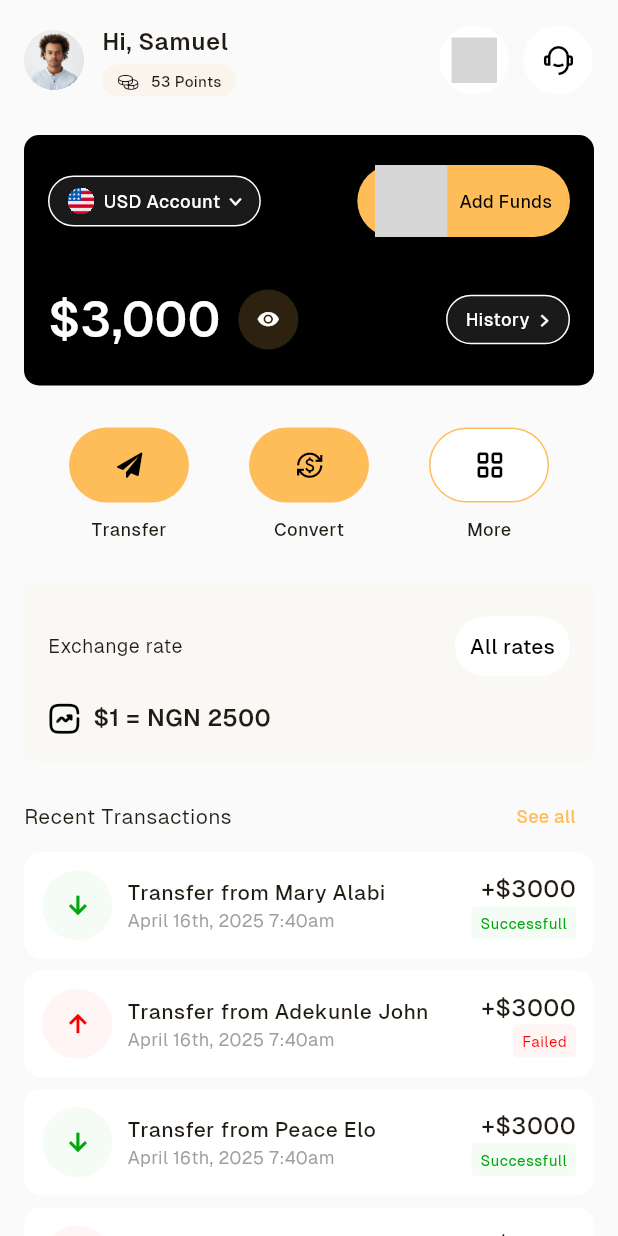
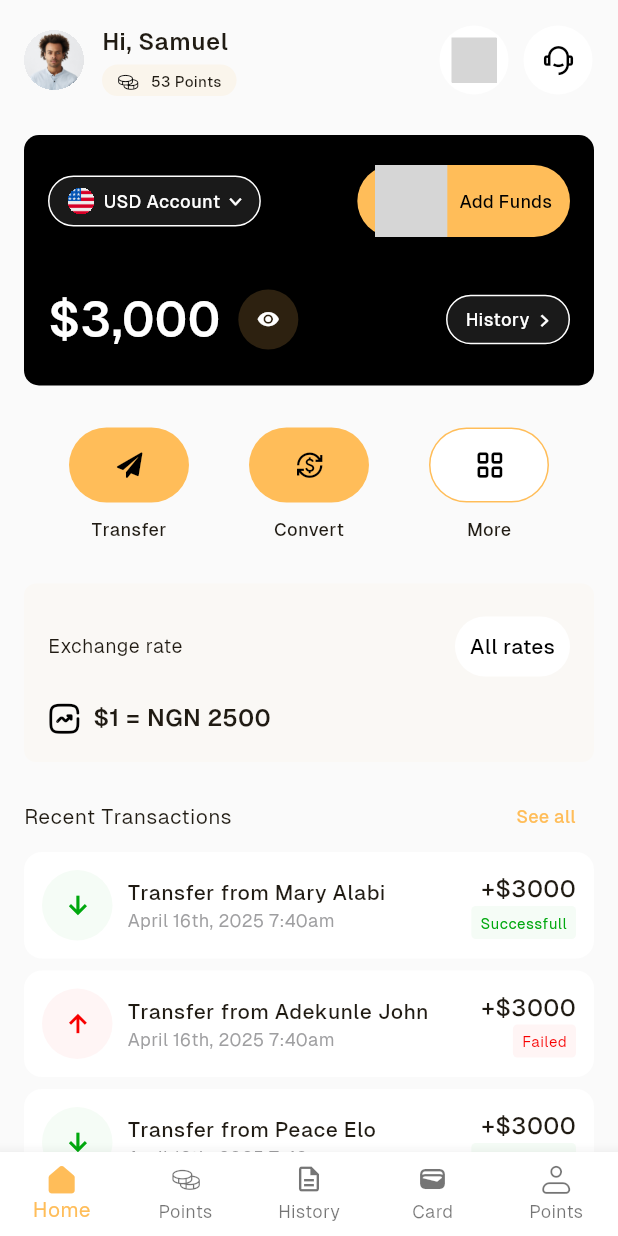
Before and after one commit to abellmanuell/cleva-app, a Flutter app: the screen it shows after launch, on a phone screen of 412 x 824 dp. Run offline on Flutter 3.47's test engine with Material 3 defaults, Android fonts, the phone set to English and light mode, and no system bars; missing offline and left inert: iconify_flutter; grey boxes are pictures that could not be loaded.

Commit message:
feat: Bottom Navigation route completed

```diff
--- /dev/null
+++ b/lib/bottom_navigation_route.dart
@@ -0,0 +1,47 @@
+import 'package:cleva_app/home_page.dart';
+import 'package:flutter/material.dart';
+import 'package:cleva_app/icons/cleva_icons.dart';
+
+class BottomNavigationRoute extends StatefulWidget {
+  const BottomNavigationRoute({super.key});
+
+  @override
+  State<BottomNavigationRoute> createState() => _BottomNavigationRouteState();
+}
+
+class _BottomNavigationRouteState extends State<BottomNavigationRoute> {
+  @override
+  Widget build(BuildContext context) {
+    List<Widget> pages = [const HomePage()];
+
+    int currentPage = 0;
+
+    return Scaffold(
+      body: IndexedStack(index: currentPage, children: pages),
+
+      bottomNavigationBar: BottomNavigationBar(
+        backgroundColor: Colors.white,
+        type: BottomNavigationBarType.fixed,
+        iconSize: 20,
+        items: const [
+          BottomNavigationBarItem(icon: Icon(ClevaIcon.home), label: "Home"),
+          BottomNavigationBarItem(
+            icon: Icon(ClevaIcon.points),
+            label: "Points",
+          ),
+          BottomNavigationBarItem(
+            icon: Icon(Icons.description_outlined),
+            label: "History",
+          ),
+
+          BottomNavigationBarItem(
+            icon: Icon(Icons.wallet_rounded),
+            label: "Card",
+          ),
+
+          BottomNavigationBarItem(icon: Icon(ClevaIcon.user), label: "Points"),
+        ],
+      ),
+    );
+  }
+}
--- a/lib/main.dart
+++ b/lib/main.dart
@@ -1,5 +1,6 @@
-import 'package:cleva_app/home_page.dart';
 import 'package:flutter/material.dart';
+import 'package:cleva_app/bottom_navigation_route.dart';
+// import 'package:cleva_app/home_page.dart';
 
 void main() {
   runApp(const MyApp());
@@ -27,7 +28,7 @@ class MyApp extends StatelessWidget {
         useMaterial3: true,
       ),
       debugShowCheckedModeBanner: false,
-      home: const HomePage(),
+      home: const BottomNavigationRoute(),
     );
   }
 }
```
